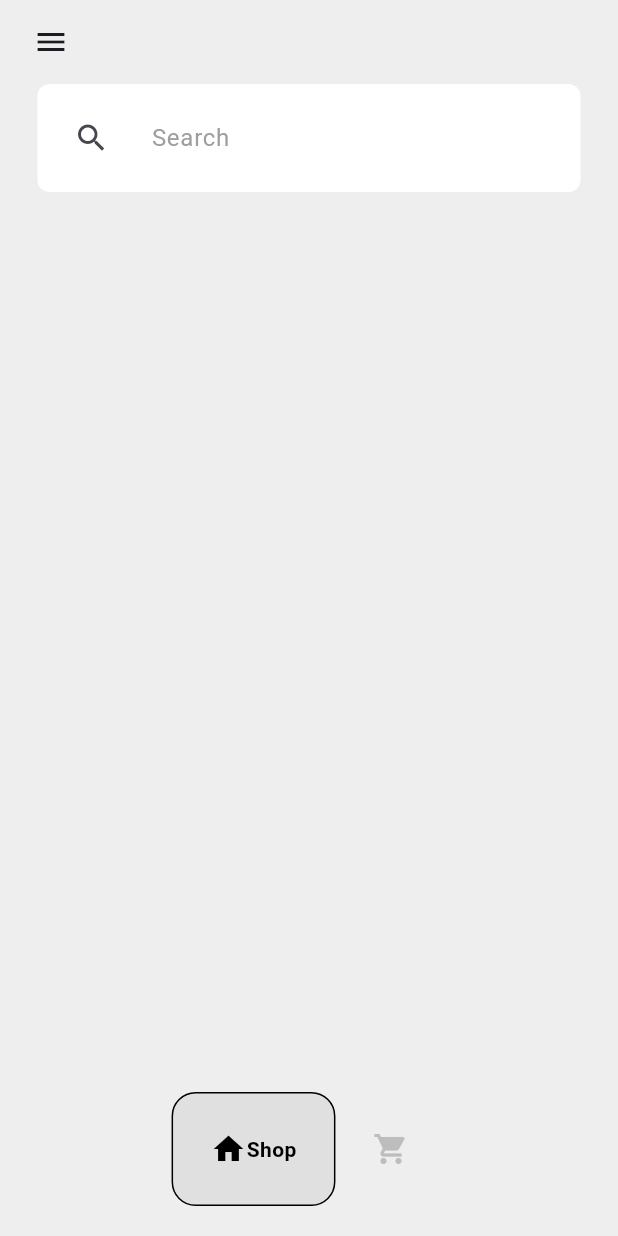
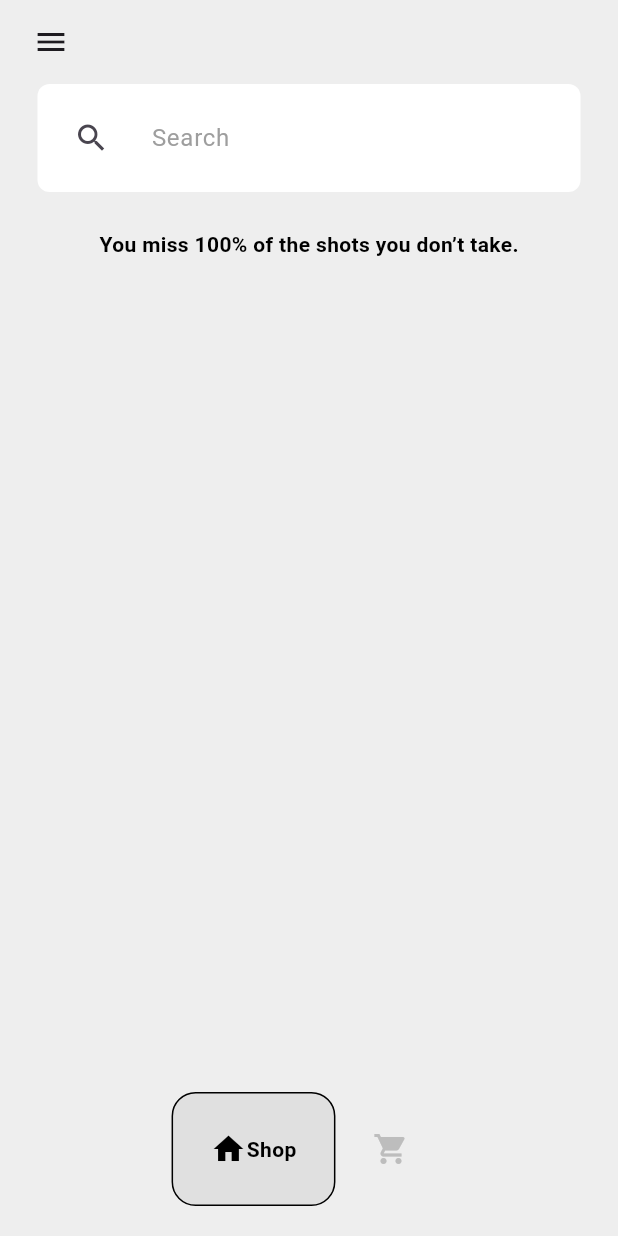
Before and after one commit to SolomonB127/SneakerSphere, a Flutter app: the HomePage screen opened by its route, on a phone screen of 412 x 824 dp. Run offline on Flutter 3.47's test engine with Material 3 defaults, Android fonts, the phone set to English and light mode, and no system bars; drawn by our look-alikes of google_nav_bar.

Commit message:
Added a little motivational quote to shop page

```diff
--- a/lib/Pages/shop_page.dart
+++ b/lib/Pages/shop_page.dart
@@ -29,10 +29,16 @@ class _ShopPageState extends State<ShopPage> {
                   icon: const Icon(Icons.search),
                 )),
           ),
-        )
+        ),
 
         // Message text
-
+        const Padding(
+          padding: EdgeInsets.symmetric(vertical: 25.0),
+          child: Text(
+            "You miss 100% of the shots you don’t take.",
+            style: TextStyle(color: Colors.black, fontWeight: FontWeight.bold),
+          ),
+        ),
         // Hot Picks/Trending
       ],
     );
```
